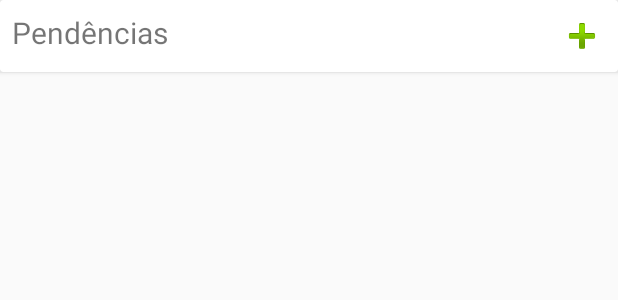
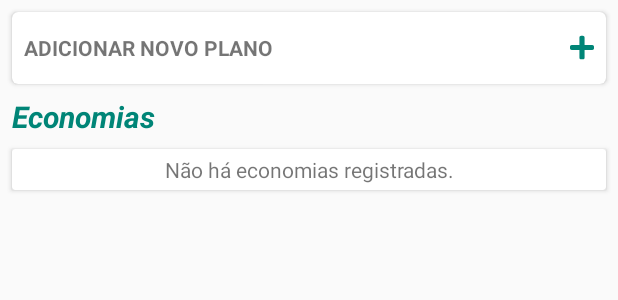
Before and after one commit to mathbaltazar/Myself, an Android app: the layout fragment_economias.xml on its own in the app's theme, with its tools: preview values and no code run, on a phone screen of 412 x 824 dp. Shown: the top 300 px of the screen. Run offline under Robolectric (Android 15) with nearby library versions, the phone set to English and light mode, and no system bars.

Commit message:
Pager Economia

```diff
--- a/app/src/main/java/com/baltazarstudio/regular/database/Database.kt
+++ b/app/src/main/java/com/baltazarstudio/regular/database/Database.kt
@@ -17,6 +17,8 @@ abstract class Database<T>(context: Context) :
     override fun onCreate(db: SQLiteDatabase) {
         CarteiraPendenciaDAO.onCreate(db)
         RegistroItemDAO.onCreate(db)
+        EconomiaDAO.onCreate(db)
+        PoupancaDAO.onCreate(db)
     }
 
     override fun onUpgrade(p0: SQLiteDatabase?, p1: Int, p2: Int) {
--- a/app/src/main/java/com/baltazarstudio/regular/ui/CarteiraAbertaFragment.kt
+++ b/app/src/main/java/com/baltazarstudio/regular/ui/CarteiraAbertaFragment.kt
@@ -78,8 +78,6 @@ class CarteiraAbertaFragment : Fragment() {
         }
 
         dialog.show()
-
-
     }
 
     private fun addPendencia(descricao: String, valor: String) {
--- a/app/src/main/res/drawable/ic_add.xml
+++ b/app/src/main/res/drawable/ic_add.xml
@@ -8,6 +8,6 @@
     <path
         android:name="path"
         android:pathData="M 416 208 L 272 208 L 272 64 C 272 46.33 257.67 32 240 32 L 208 32 C 190.33 32 176 46.33 176 64 L 176 208 L 32 208 C 14.33 208 0 222.33 0 240 L 0 272 C 0 289.67 14.33 304 32 304 L 176 304 L 176 448 C 176 465.67 190.33 480 208 480 L 240 480 C 257.67 480 272 465.67 272 448 L 272 304 L 416 304 C 433.67 304 448 289.67 448 272 L 448 240 C 448 222.33 433.67 208 416 208 Z"
-        android:fillColor="#757575"
+        android:fillColor="@color/colorPrimary"
         android:strokeWidth="1"/>
 </vector>
--- a/app/src/main/res/layout/fragment_economias.xml
+++ b/app/src/main/res/layout/fragment_economias.xml
@@ -4,48 +4,47 @@
               xmlns:tools="http://schemas.android.com/tools"
               android:layout_width="match_parent"
               android:layout_height="match_parent"
+              android:padding="@dimen/all_default_layout_offset"
               android:orientation="vertical"
               tools:ignore="ContentDescription">
 
     <androidx.cardview.widget.CardView
             android:layout_width="match_parent"
             android:layout_height="wrap_content"
+            android:layout_margin="@dimen/all_default_layout_offset"
+            app:cardCornerRadius="4dp"
             app:cardElevation="2dp">
 
-        <LinearLayout
+        <TextView
+                android:id="@+id/button_add_economia"
                 android:layout_width="match_parent"
-                android:layout_height="wrap_content"
-                android:orientation="vertical"
-                android:padding="@dimen/all_default_layout_offset">
-
-            <RelativeLayout
-                    android:layout_width="match_parent"
-                    android:layout_height="wrap_content"
-                    android:layout_margin="@dimen/all_default_layout_offset">
+                android:layout_height="@dimen/all_button_default_height"
+                android:padding="@dimen/all_padding_card_button_textview"
+                android:gravity="center|start"
+                android:background="?attr/selectableItemBackground"
+                android:clickable="true"
+                android:focusable="true"
+                android:textStyle="bold"
+                android:drawableEnd="@drawable/ic_add"
+                android:text="@string/all_button_novo_plano" />
+    </androidx.cardview.widget.CardView>
 
     <TextView
             android:layout_width="match_parent"
             android:layout_height="wrap_content"
-                        android:layout_toStartOf="@id/btn_toggle_add_item_carteira"
-                        android:text="@string/all_carteira_title_pendencias"
+            android:layout_margin="@dimen/all_default_layout_offset"
+            android:text="@string/all_carteira_title_economias"
+            android:textStyle="bold|italic"
             android:textAlignment="textStart"
+            android:textColor="@color/colorPrimary"
             android:textSize="20sp" />
 
-                <ImageView
-                        android:id="@+id/btn_toggle_add_item_carteira"
-                        android:layout_width="wrap_content"
+    <androidx.cardview.widget.CardView
+            android:layout_width="match_parent"
             android:layout_height="wrap_content"
-                        android:layout_alignParentEnd="true"
-                        android:background="?android:selectableItemBackground"
-                        android:clickable="true"
-                        android:focusable="true"
-                        android:src="@android:drawable/ic_input_add" />
-
-            </RelativeLayout>
-
-
-        </LinearLayout>
-    </androidx.cardview.widget.CardView>
+            android:layout_margin="@dimen/all_default_layout_offset"
+            app:cardCornerRadius="2dp"
+            app:cardElevation="2dp">
 
         <TextView
                 android:id="@+id/tv_sem_economias"
@@ -53,12 +52,12 @@
                 android:layout_height="wrap_content"
                 android:padding="@dimen/all_default_layout_offset"
                 android:text="@string/all_label_sem_economias"
-            android:textAlignment="center"
-            android:visibility="gone" />
+                android:textAlignment="center" />
 
         <ListView
                 android:id="@+id/listview_carteira_economias"
                 android:layout_width="match_parent"
                 android:layout_height="match_parent" />
 
+    </androidx.cardview.widget.CardView>
 </LinearLayout>
--- a/app/src/main/res/layout/item_carteira_aberta_pendencia.xml
+++ b/app/src/main/res/layout/list_item_carteira_aberta_pendencia.xml
@@ -1,6 +1,6 @@
 <?xml version="1.0" encoding="utf-8"?>
 <LinearLayout xmlns:android="http://schemas.android.com/apk/res/android"
-    android:id="@+id/layout_item_carteira"
+    android:id="@+id/layout_item_pendencia"
     android:layout_width="match_parent"
     android:layout_height="wrap_content"
     android:background="?android:selectableItemBackground"
--- a/app/src/main/res/values/strings.xml
+++ b/app/src/main/res/values/strings.xml
@@ -7,12 +7,14 @@
     <string name="all_input_hint_valor">Valor</string>
     <string name="all_input_hint_descricao">Descrição</string>
     <string name="all_carteira_title_pendencias">Pendências</string>
-    <string name="all_carteira_title_economias">Pendências</string>
+    <string name="all_carteira_title_economias">Economias</string>
     <string name="all_label_sem_pendencias">Não há pendências registradas.</string>
     <string name="all_label_sem_economias">Não há economias registradas.</string>
 
     <string name="hello_blank_fragment">Hello blank fragment</string>
     <string name="toast_carteira_pendencia_adicionada">Pendência adicionada</string>
+    <string name="toast_nova_economia_adicionada">Economia adicionada</string>
+
     <string name="all_string_dialog_adicionar_campos_vazios">Todos os campos devem ser preenchidos</string>
     <string name="activity_title_detalhes_item_carteira">Pendência</string>
     <string name="toast_detalhe_item_carteira_registro_adicionado">Registro adicionado</string>
@@ -25,4 +27,5 @@
     <string name="toast_carteira_pendencia_removida">Pendência removida</string>
     <string name="activity_title_main">Controles</string>
     <string name="all_button_nova_pendencia">ADICIONAR NOVA PENDÊNCIA</string>
+    <string name="all_button_novo_plano">ADICIONAR NOVO PLANO</string>
 </resources>
```
Also changed, not shown: app/src/main/java/com/baltazarstudio/regular/adapter/CarteiraPendenciaAdapter.kt (+21 -25 lines), app/src/main/java/com/baltazarstudio/regular/adapter/EconomiasAdapter.kt (added, +56 -0 lines), app/src/main/java/com/baltazarstudio/regular/database/CarteiraPendenciaDAO.kt (+3 -6 lines), app/src/main/java/com/baltazarstudio/regular/database/EconomiaDAO.kt (added, +95 -0 lines), app/src/main/java/com/baltazarstudio/regular/database/PoupancaDAO.kt (added, +86 -0 lines), app/src/main/java/com/baltazarstudio/regular/model/Economia.kt (added, +12 -0 lines), app/src/main/java/com/baltazarstudio/regular/model/Poupanca.kt (added, +11 -0 lines), app/src/main/java/com/baltazarstudio/regular/ui/EconomiasFragment.kt (+76 -4 lines), app/src/main/res/layout/activity_main_content.xml (+9 -5 lines), app/src/main/res/layout/fragment_carteira_aberta.xml (+10 -18 lines), app/src/main/res/layout/list_item_economias.xml (added, +23 -0 lines). Lines whose indentation alone changed are shown as unchanged.
